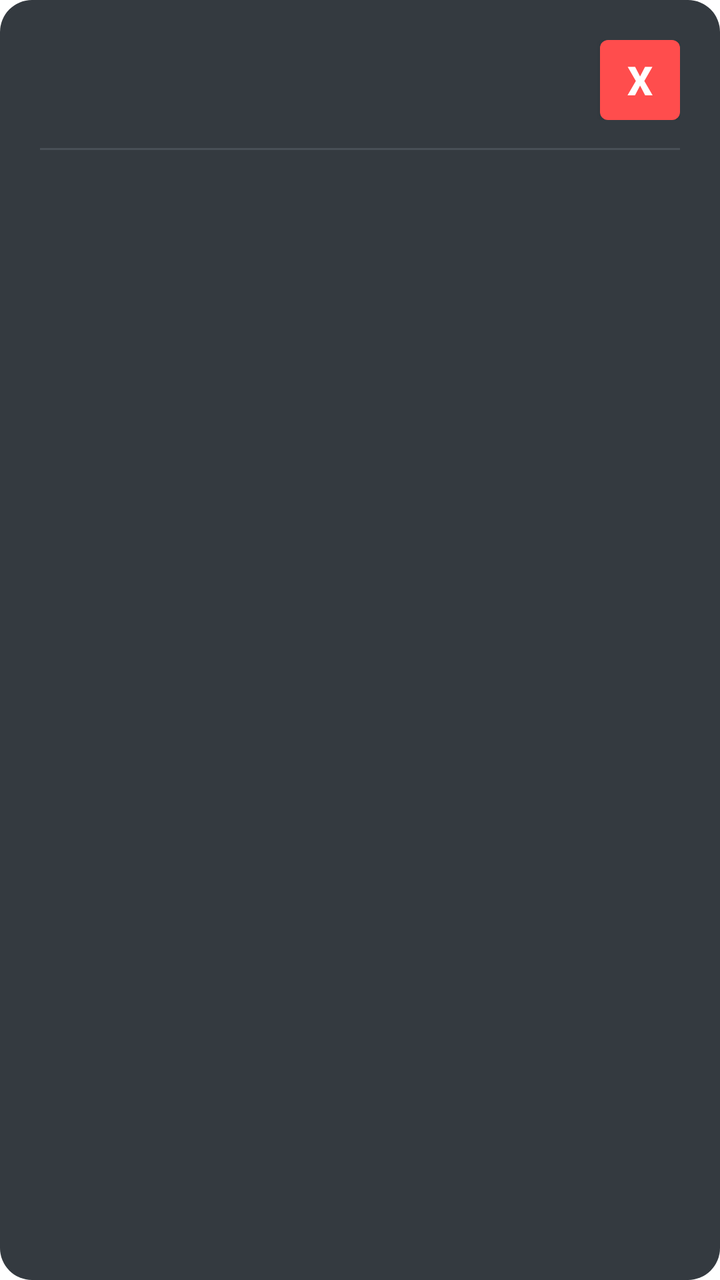
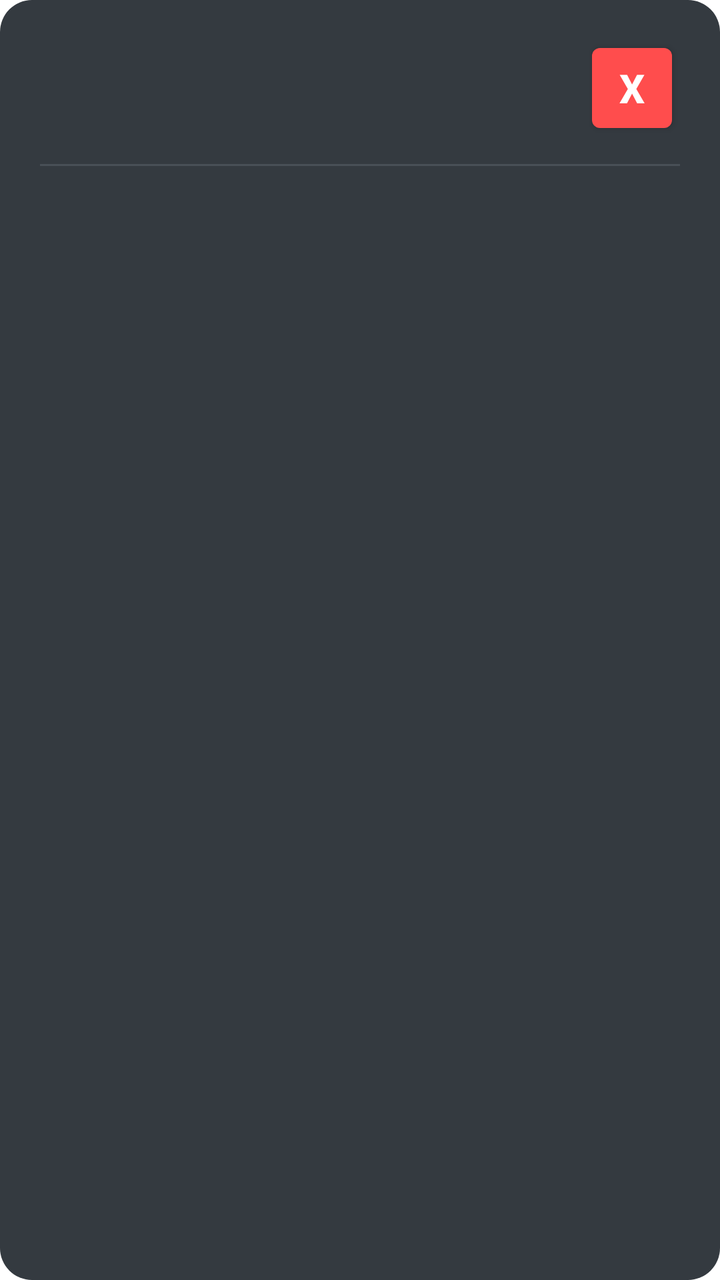

Screens rendered from an Android XML layout before and after an edit, with the pre-edit source and the edit as a unified diff.
<!-- AndroidManifest.xml: fallback theme Theme.MaterialComponents.DayNight.NoActionBar -->
<!-- res/layout/dialog_zpaint_help.xml -->
<?xml version="1.0" encoding="utf-8"?>
<LinearLayout xmlns:android="http://schemas.android.com/apk/res/android"
    xmlns:app="http://schemas.android.com/apk/res-auto"
    android:layout_width="match_parent"
    android:layout_height="wrap_content"
    android:background="@drawable/zaint_more_menu_background"
    android:orientation="vertical"
    android:padding="20dp">

    <LinearLayout
        android:layout_width="match_parent"
        android:layout_height="wrap_content"
        android:gravity="center_vertical"
        android:orientation="horizontal">

        <TextView
            android:id="@+id/zpaint_help_dialog_title"
            android:layout_width="0dp"
            android:layout_height="wrap_content"
            android:layout_weight="1"
            android:textColor="@color/zpaint_colorAccent"
            android:textSize="20sp"
            android:textStyle="bold" />

        <androidx.appcompat.widget.AppCompatButton
            android:id="@+id/zpaint_help_close_button"
            android:layout_width="40dp"
            android:layout_height="40dp"
            android:background="@drawable/zpaint_dialog_close_button_bg"
            android:backgroundTint="@null"
            android:minWidth="0dp"
            android:minHeight="0dp"
            android:padding="0dp"
            android:text="@string/zpaint_close_symbol"
            android:textColor="@android:color/white"
            android:textSize="20sp"
            android:textStyle="bold"
            app:backgroundTint="@null" />
    </LinearLayout>

    <View
        android:layout_width="match_parent"
        android:layout_height="1dp"
        android:layout_marginTop="14dp"
        android:layout_marginBottom="16dp"
        android:background="@color/zpaint_colorPrimarySelected" />

    <TextView
        android:id="@+id/zpaint_help_dialog_text"
        android:layout_width="match_parent"
        android:layout_height="wrap_content"
        android:textColor="@android:color/white"
        android:textSize="16sp" />

    <LinearLayout
        android:id="@+id/zpaint_help_dialog_footer"
        android:layout_width="match_parent"
        android:layout_height="wrap_content"
        android:layout_marginTop="16dp"
        android:gravity="center_vertical"
        android:orientation="horizontal"
        android:visibility="gone">

        <TextView
            android:id="@+id/zpaint_help_dialog_version"
            android:layout_width="0dp"
            android:layout_height="wrap_content"
            android:layout_weight="1"
            android:textColor="@color/zpaint_lighter_gray"
            android:textSize="12sp" />

        <TextView
            android:id="@+id/zpaint_help_dialog_github"
            android:layout_width="wrap_content"
            android:layout_height="wrap_content"
            android:text="@string/info_github"
            android:textColor="@color/zpaint_lighter_gray"
            android:textSize="12sp" />
    </LinearLayout>
</LinearLayout>
<!-- resources referenced by this layout -->
<resources>
  <color name="zpaint_colorAccent">#20C997</color>
  <color name="zpaint_colorPrimarySelected">#495057</color>
  <color name="zpaint_lighter_gray">#DFDADA</color>
  <!-- drawable zaint_more_menu_background (drawable) -->
  <?xml version="1.0" encoding="utf-8"?>
  <shape xmlns:android="http://schemas.android.com/apk/res/android"
      android:shape="rectangle">
      <solid android:color="@color/zpaint_colorPrimary" />
      <corners android:radius="16dp" />
  </shape>
  <!-- drawable zpaint_dialog_close_button_bg (drawable) -->
  <?xml version="1.0" encoding="utf-8"?>
  <shape xmlns:android="http://schemas.android.com/apk/res/android">
      <solid android:color="@color/zpaint_dialog_close" />
      <corners android:radius="4dp" />
  </shape>
  <string name="info_github" translatable="false">GitHub</string>
  <string name="zpaint_close_symbol" translatable="false">X</string>
  <color name="zpaint_colorPrimary">#343A40</color>
  <color name="zpaint_dialog_close">#FF4D4D</color>
</resources>

<!-- the commit's change to res/layout/dialog_zpaint_help.xml (unified diff, before → after) -->
@@ -3,9 +3,8 @@
     xmlns:app="http://schemas.android.com/apk/res-auto"
     android:layout_width="match_parent"
     android:layout_height="wrap_content"
-    android:background="@drawable/zaint_more_menu_background"
-    android:orientation="vertical"
-    android:padding="20dp">
+    style="@style/ZaintDialogSurface"
+    android:orientation="vertical">
 
     <LinearLayout
         android:layout_width="match_parent"
@@ -14,28 +13,16 @@
         android:orientation="horizontal">
 
         <TextView
+            style="@style/ZaintDialogTitle"
             android:id="@+id/zpaint_help_dialog_title"
             android:layout_width="0dp"
             android:layout_height="wrap_content"
-            android:layout_weight="1"
-            android:textColor="@color/zpaint_colorAccent"
-            android:textSize="20sp"
-            android:textStyle="bold" />
+            android:layout_weight="1" />
 
         <androidx.appcompat.widget.AppCompatButton
+            style="@style/ZaintDialogClose"
             android:id="@+id/zpaint_help_close_button"
-            android:layout_width="40dp"
-            android:layout_height="40dp"
-            android:background="@drawable/zpaint_dialog_close_button_bg"
-            android:backgroundTint="@null"
-            android:minWidth="0dp"
-            android:minHeight="0dp"
-            android:padding="0dp"
-            android:text="@string/zpaint_close_symbol"
-            android:textColor="@android:color/white"
-            android:textSize="20sp"
-            android:textStyle="bold"
-            app:backgroundTint="@null" />
+            android:text="@string/zpaint_close_symbol" />
     </LinearLayout>
 
     <View
<!-- resource entries referenced after the edit -->
@@ -10,6 +10,7 @@
       <solid android:color="@color/zpaint_colorPrimary" />
       <corners android:radius="16dp" />
   </shape>
+  <dimen name="zaint_dialog_surface_padding">20dp</dimen>
   <!-- drawable zpaint_dialog_close_button_bg (drawable) -->
   <?xml version="1.0" encoding="utf-8"?>
   <shape xmlns:android="http://schemas.android.com/apk/res/android">
@@ -18,6 +19,35 @@
   </shape>
   <string name="info_github" translatable="false">GitHub</string>
   <string name="zpaint_close_symbol" translatable="false">X</string>
+  <style name="ZaintDialogClose" parent="Widget.AppCompat.Button">
+          <item name="android:layout_width">@dimen/zaint_dialog_touch_target</item>
+          <item name="android:layout_height">@dimen/zaint_dialog_touch_target</item>
+          <item name="android:background">@drawable/zaint_dialog_close_touch_background</item>
+          <item name="android:backgroundTint">@null</item>
+          <item name="backgroundTint">@null</item>
+          <item name="android:minWidth">0dp</item>
+          <item name="android:minHeight">0dp</item>
+          <item name="android:padding">0dp</item>
+          <item name="android:textColor">@android:color/white</item>
+          <item name="android:textSize">20sp</item>
+          <item name="android:textStyle">bold</item>
+      </style>
+  <style name="ZaintDialogSurface" parent="">
+          <item name="android:background">@drawable/zaint_more_menu_background</item>
+          <item name="android:padding">@dimen/zaint_dialog_surface_padding</item>
+      </style>
+  <style name="ZaintDialogTitle" parent="">
+          <item name="android:textColor">@color/zpaint_colorAccent</item>
+          <item name="android:textSize">20sp</item>
+          <item name="android:textStyle">bold</item>
+      </style>
+  <dimen name="zaint_dialog_touch_target">48dp</dimen>
+  <!-- drawable zaint_dialog_close_touch_background (drawable) -->
+  <?xml version="1.0" encoding="utf-8"?>
+  <inset xmlns:android="http://schemas.android.com/apk/res/android"
+      android:drawable="@drawable/zpaint_dialog_close_button_bg"
+      android:insetLeft="4dp" android:insetTop="4dp"
+      android:insetRight="4dp" android:insetBottom="4dp" />
   <color name="zpaint_colorPrimary">#343A40</color>
   <color name="zpaint_dialog_close">#FF4D4D</color>
 </resources>
